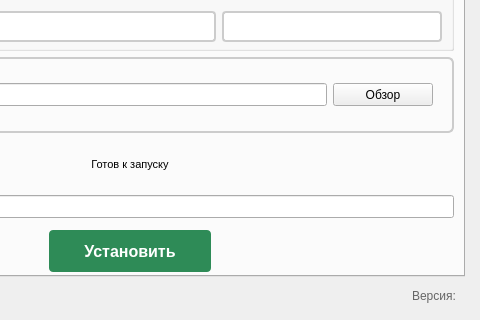
Above: design.ui from mdreval/ib-launcher before the change; both pictures show x 220 to 700 and y 180 to 500 of the 700 by 500 pixel window. Below: the same form after it.
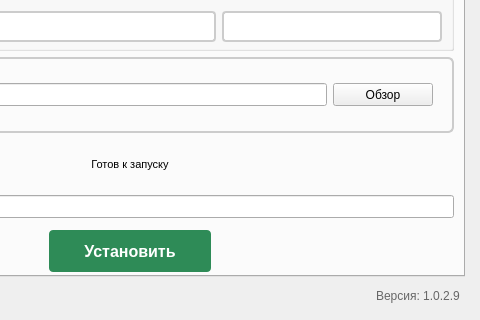
That is the form after the change. Icons and pictures are not drawn.

Commit message: Release 1.0.3.2: - Fix mods update from GitHub releases - Add detailed modpack content verification - Add detailed logging for mods checking - Fix Windows exe version info display - Add version info generators for Windows and macOS - Update build workflow and spec file - Improve mods comparison system

What changed in the file:
```diff
--- a/design.ui
+++ b/design.ui
@@ -758,7 +758,7 @@
 }</string>
         </property>
         <property name="text">
-         <string>Версия: </string>
+         <string>Версия: 1.0.2.9</string>
         </property>
        </widget>
       </item>
```
The commit also changes 3 other files.
